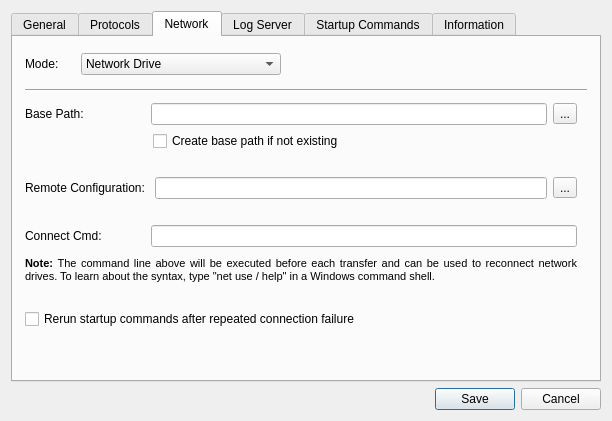
Old version of the form Client/rds_configurationwindow.ui in the repository WillForan/yarraclient.
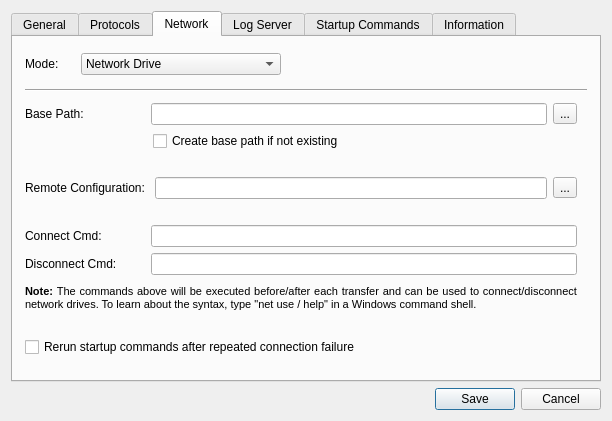
New version of the form. The open tabs and pages were chosen to show the change. Icons and pictures are not drawn.

Commit message: Added support for XA30 and XA31. Added option for remote LPFI file. Added disconnect command for RDS.

The edit to the form file:
```diff
--- a/Client/rds_configurationwindow.ui
+++ b/Client/rds_configurationwindow.ui
@@ -833,6 +833,29 @@
                </item>
               </layout>
              </item>
+             <item>
+              <layout class="QHBoxLayout" name="horizontalLayout_11">
+               <property name="topMargin">
+                <number>0</number>
+               </property>
+               <item>
+                <widget class="QLabel" name="networkDriveDisconnectCmdLabel">
+                 <property name="minimumSize">
+                  <size>
+                   <width>120</width>
+                   <height>0</height>
+                  </size>
+                 </property>
+                 <property name="text">
+                  <string>Disconnect Cmd:</string>
+                 </property>
+                </widget>
+               </item>
+               <item>
+                <widget class="QLineEdit" name="networkDriveDisconnectCmd"/>
+               </item>
+              </layout>
+             </item>
              <item>
               <spacer name="verticalSpacer_12">
                <property name="orientation">
@@ -856,7 +879,7 @@
 &lt;html&gt;&lt;head&gt;&lt;meta name=&quot;qrichtext&quot; content=&quot;1&quot; /&gt;&lt;style type=&quot;text/css&quot;&gt;
 p, li { white-space: pre-wrap; }
 &lt;/style&gt;&lt;/head&gt;&lt;body style=&quot; font-family:'MS Shell Dlg 2'; font-size:8pt; font-weight:400; font-style:normal;&quot;&gt;
-&lt;p style=&quot; margin-top:0px; margin-bottom:0px; margin-left:0px; margin-right:0px; -qt-block-indent:0; text-indent:0px;&quot;&gt;&lt;span style=&quot; font-weight:600;&quot;&gt;Note: &lt;/span&gt;The command line above will be executed before each transfer and can be used to reconnect network drives. To learn about the syntax, type &amp;quot;net use / help&amp;quot; in a Windows command shell.&lt;/p&gt;&lt;/body&gt;&lt;/html&gt;</string>
+&lt;p style=&quot; margin-top:0px; margin-bottom:0px; margin-left:0px; margin-right:0px; -qt-block-indent:0; text-indent:0px;&quot;&gt;&lt;span style=&quot; font-weight:600;&quot;&gt;Note: &lt;/span&gt;The commands above will be executed before/after each transfer and can be used to connect/disconnect network drives. To learn about the syntax, type &amp;quot;net use / help&amp;quot; in a Windows command shell.&lt;/p&gt;&lt;/body&gt;&lt;/html&gt;</string>
                </property>
                <property name="alignment">
                 <set>Qt::AlignJustify|Qt::AlignVCenter</set>
```
Left out of the diff: 2 changed lines with no effect on the pictures. The commit also changes 10 other files.
